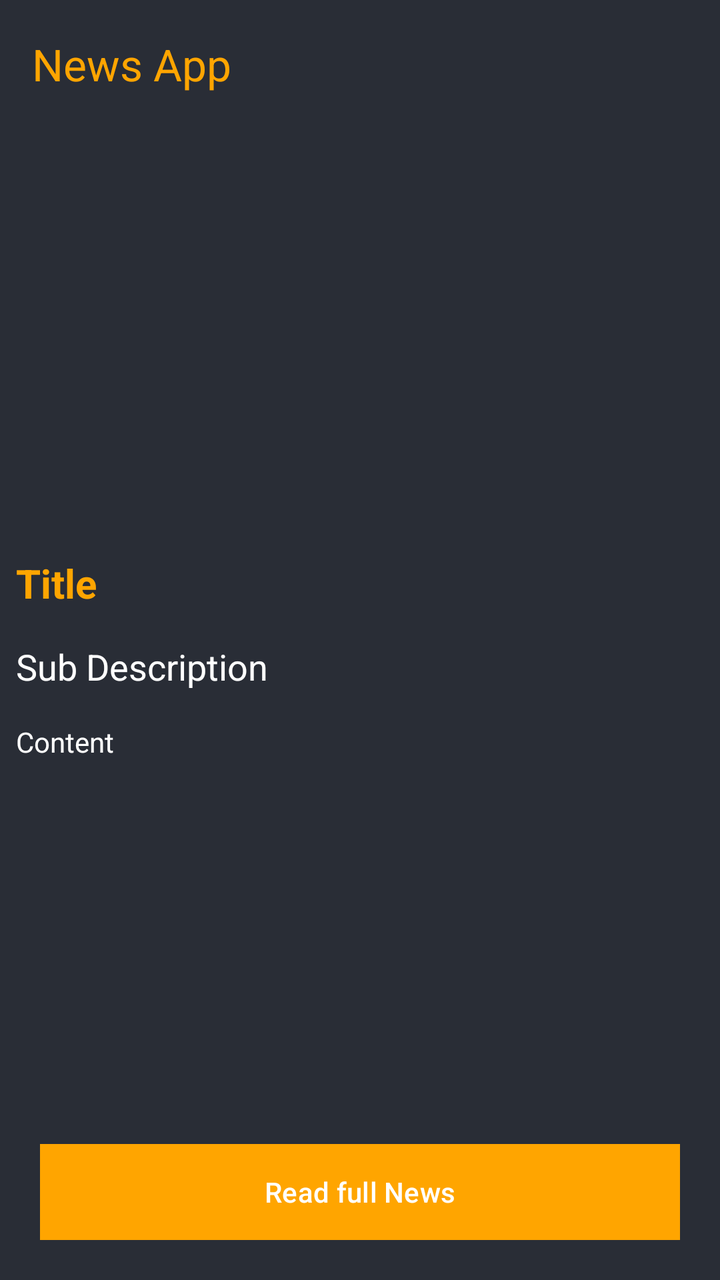
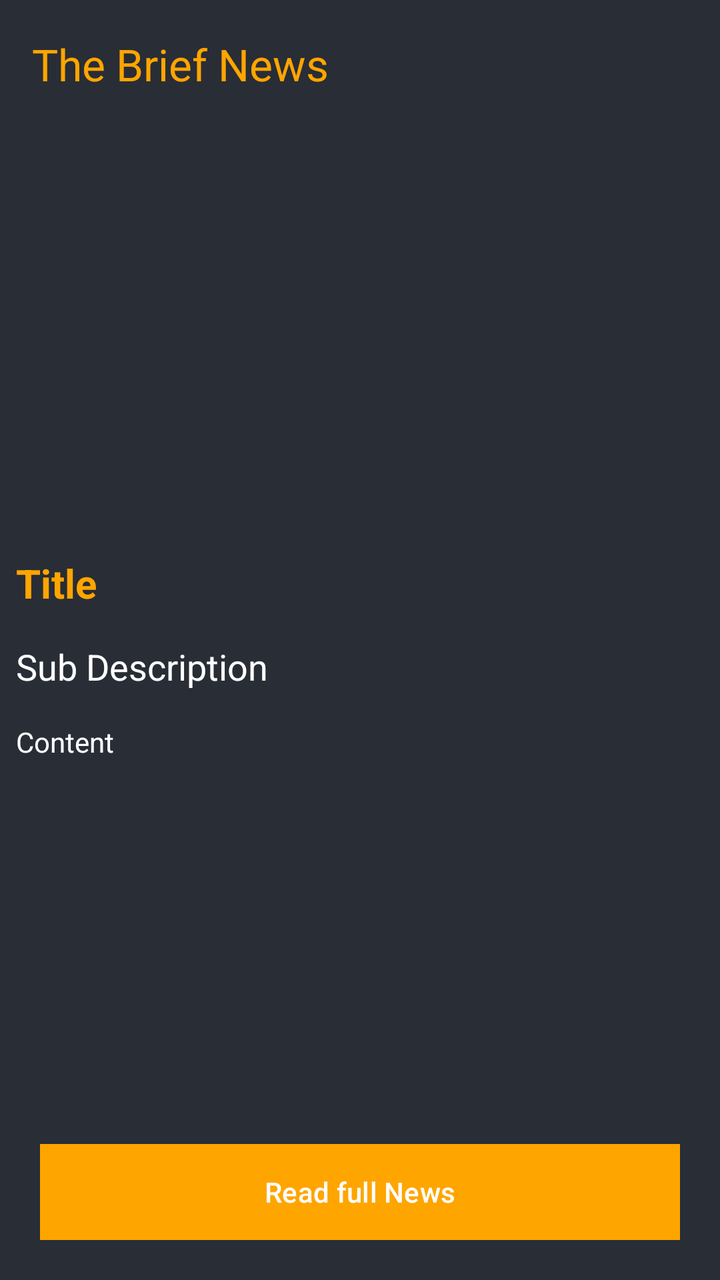

Before-and-after screenshots of an Android layout around one commit, followed by the original layout XML and the change that was made.
<!-- AndroidManifest.xml: application theme Theme.NewsApp -->
<!-- res/layout/activity_news_detail.xml -->
<?xml version="1.0" encoding="utf-8"?>
<RelativeLayout xmlns:android="http://schemas.android.com/apk/res/android"
    xmlns:app="http://schemas.android.com/apk/res-auto"
    xmlns:tools="http://schemas.android.com/tools"
    android:layout_width="match_parent"
    android:layout_height="match_parent"
    android:background="@color/black_shade_1"
    tools:context=".NewsDetailActivity">

    <androidx.appcompat.widget.Toolbar
        android:layout_width="match_parent"
        android:layout_height="wrap_content"
        android:background="@color/black_shade_1"
        app:titleTextColor="@color/yellow"
        android:id="@+id/toolbar"
        app:title="News App"/>
    <ScrollView
        android:layout_width="match_parent"
        android:layout_above="@id/idBtnReadNews"
        android:layout_height="match_parent"
        android:layout_below="@id/toolbar"
        >
        <RelativeLayout
            android:layout_width="match_parent"
            android:layout_height="match_parent"
            >

            <ImageView
                android:layout_width="match_parent"
                android:layout_height="200dp"
                android:scaleType="centerCrop"
                android:id="@+id/idIVNews"
                android:layout_margin="3dp"
                android:padding="3dp"
                />
            <TextView
                android:layout_width="match_parent"
                android:layout_height="wrap_content"
                android:text="Title"
                android:id="@+id/idTVTitle"
                android:layout_below="@id/idIVNews"
                android:textColor="@color/yellow"
                android:textStyle="bold"
                android:textSize="20sp"
                android:padding="4dp"
                android:layout_margin="4dp"
                />

            <TextView
                android:layout_width="match_parent"
                android:layout_height="wrap_content"
                android:text="Sub Description"
                android:layout_below="@id/idTVTitle"
                android:layout_margin="4dp"
                android:padding="4dp"
                android:textColor="@color/white"
                android:id="@+id/idTVSubDesc"
                android:textSize="18sp"
                />

            <TextView
                android:layout_width="match_parent"
                android:layout_height="wrap_content"
                android:layout_below="@id/idTVSubDesc"
                android:id="@+id/idTVContent"
                android:text="Content"
                android:layout_margin="4dp"
                android:padding="4dp"
                android:textColor="@color/white"
                />


        </RelativeLayout>
    </ScrollView>

    <Button
        android:layout_width="match_parent"
        android:layout_height="wrap_content"
        android:text="Read full News"
        android:background="@color/yellow"
        app:backgroundTint="@color/yellow"
        android:textAllCaps="false"
        android:id="@+id/idBtnReadNews"
        android:layout_marginStart="20dp"
        android:layout_marginEnd="20dp"
        android:layout_alignParentBottom="true"
        android:layout_marginBottom="20dp"/>



</RelativeLayout>
<!-- resources referenced by this layout -->
<resources>
  <color name="black_shade_1">#292D36</color>
  <color name="white">#FFFFFFFF</color>
  <color name="yellow">#ffa500</color>
  <style name="Theme.NewsApp" parent="Base.Theme.NewsApp" />
  <style name="Base.Theme.NewsApp" parent="Theme.Material3.DayNight.NoActionBar">
          
          
  
          <item name="colorPrimary">@color/purple_500</item>
          <item name="colorPrimaryVariant">@color/purple_700</item>
          <item name="colorOnPrimary">@color/white</item>
  
          
  
          <item name="colorSecondary">@color/teal_200</item>
          <item name="colorSecondaryVariant">@color/teal_700</item>
          <item name="colorOnSecondary">@color/black</item>
          <item name="android:statusBarColor" tools:targetApi="l">?attr/colorPrimaryVariant</item>
      </style>
  <color name="purple_500">#FF6200EE</color>
  <color name="purple_700">#FF3700B3</color>
  <color name="teal_200">#FF03DAC5</color>
  <color name="teal_700">#FF018786</color>
  <color name="black">#FF000000</color>
</resources>

<!-- the commit's change to res/layout/activity_news_detail.xml (unified diff, before → after) -->
@@ -8,12 +8,16 @@
     tools:context=".NewsDetailActivity">
 
     <androidx.appcompat.widget.Toolbar
+        android:id="@+id/toolbar"
         android:layout_width="match_parent"
         android:layout_height="wrap_content"
+        android:layout_alignParentLeft="true"
+        android:layout_alignParentStart="true"
+        android:layout_alignParentTop="true"
         android:background="@color/black_shade_1"
-        app:titleTextColor="@color/yellow"
-        android:id="@+id/toolbar"
-        app:title="News App"/>
+        app:title="The Brief News"
+        app:titleTextColor="@color/yellow" />
+
     <ScrollView
         android:layout_width="match_parent"
         android:layout_above="@id/idBtnReadNews"
@@ -26,13 +30,18 @@
             >
 
             <ImageView
+                android:id="@+id/idIVNews"
                 android:layout_width="match_parent"
                 android:layout_height="200dp"
-                android:scaleType="centerCrop"
-                android:id="@+id/idIVNews"
-                android:layout_margin="3dp"
+                android:layout_marginStart="3dp"
+                android:layout_marginLeft="3dp"
+                android:layout_marginTop="3dp"
+                android:layout_marginEnd="3dp"
+                android:layout_marginRight="3dp"
+                android:layout_marginBottom="3dp"
                 android:padding="3dp"
-                />
+                android:scaleType="centerCrop" />
+
             <TextView
                 android:layout_width="match_parent"
                 android:layout_height="wrap_content"
